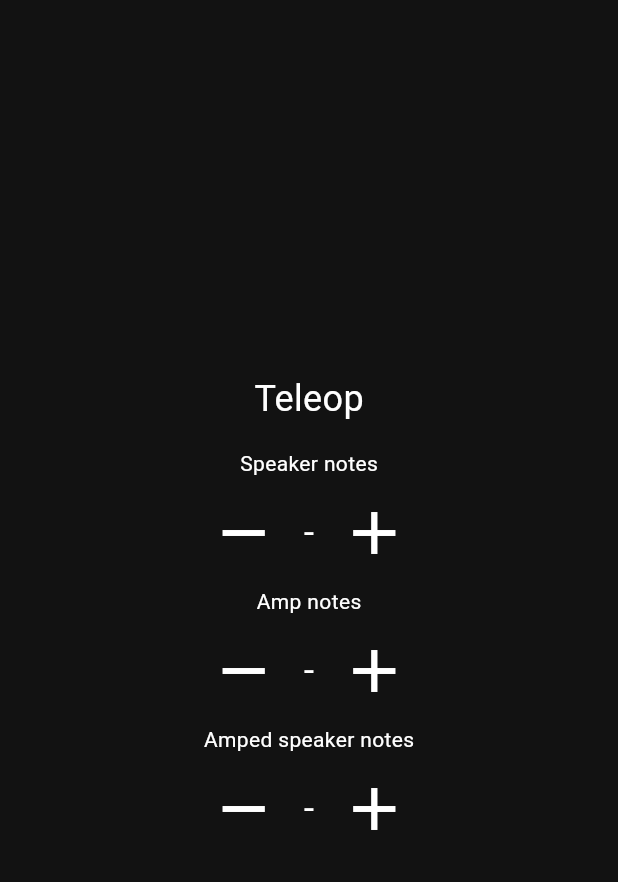
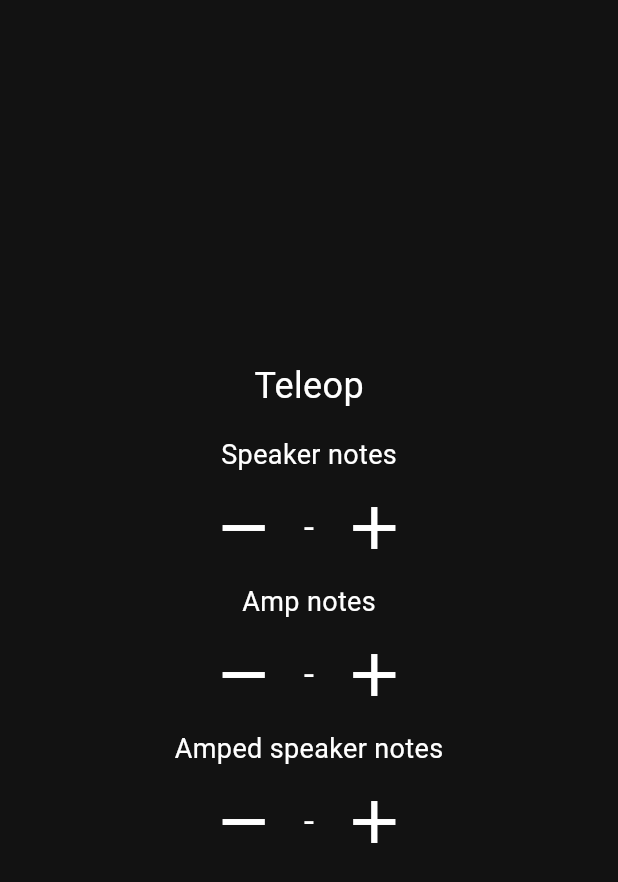
Before and after one commit to 4533-phoenix/flutter-scouting-v4, a Flutter app: the TeleopDetails widget shown alone on an empty page, opened directly, on a phone screen of 412 x 824 dp. Shown: the top 882 px of the screen. Run offline on Flutter 3.47's test engine with Material 3 defaults, Android fonts, the phone set to English and light mode, and no system bars; our stand-ins replace dio; missing offline and left inert: gsheets, tba_api_v3; key blocks and very long unbroken strings in the code were emptied for the run.

Commit message:
More bigger stuff

```diff
--- a/lib/main.dart
+++ b/lib/main.dart
@@ -111,14 +111,14 @@ class _AutoDetails extends State<AutoDetails> {
                 'Autonomous')),
         Center(
             child: Column(children: [
-          const Text('Speaker notes'),
+          const Text(style: TextStyle(fontSize: 18.0), 'Speaker notes'),
           NumBox(callback: (int val) {
             widget.speakerNotes = val;
           }),
         ])),
         Center(
             child: Column(children: [
-          const Text('Amp notes'),
+          const Text(style: TextStyle(fontSize: 18.0), 'Amp notes'),
           NumBox(callback: (int val) {
             widget.ampNotes = val;
           }),
@@ -167,21 +167,21 @@ class _TeleopDetails extends State<TeleopDetails> {
                 'Teleop')),
         Center(
             child: Column(children: [
-          const Text('Speaker notes'),
+          const Text(style: TextStyle(fontSize: 18.0), 'Speaker notes'),
           NumBox(callback: (int val) {
             widget.speakerNotes = val;
           }),
         ])),
         Center(
             child: Column(children: [
-          const Text('Amp notes'),
+          const Text(style: TextStyle(fontSize: 18.0), 'Amp notes'),
           NumBox(callback: (int val) {
             widget.ampNotes = val;
           }),
         ])),
 				Center(
 					child: Column(children: [
-					const Text('Amped speaker notes'),
+					const Text(style: TextStyle(fontSize: 18.0), 'Amped speaker notes'),
 					NumBox(callback: (int val) {
 						widget.ampedSpeakerNotes = val;
 					}),
```
